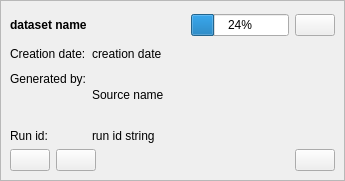
Old version of the form LDMP/gui/WidgetDatasetItem.ui in the repository ConservationInternational/trends.earth.
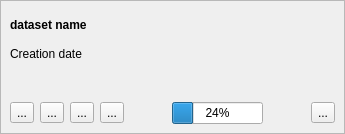
New version of the form. Icons and pictures are not drawn.

The edit to the form file:
```diff
--- a/LDMP/gui/WidgetDatasetItem.ui
+++ b/LDMP/gui/WidgetDatasetItem.ui
@@ -7,7 +7,7 @@
     <x>0</x>
     <y>0</y>
     <width>345</width>
-    <height>181</height>
+    <height>134</height>
    </rect>
   </property>
   <property name="sizePolicy">
@@ -48,8 +48,6 @@
      </property>
      <layout class="QVBoxLayout" name="verticalLayout">
       <item>
-       <layout class="QHBoxLayout" name="horizontalLayout_2">
-        <item>
          <widget class="QLabel" name="name_la">
           <property name="minimumSize">
            <size>
@@ -75,128 +73,70 @@
          </widget>
         </item>
         <item>
-         <spacer name="horizontalSpacer_2">
-          <property name="orientation">
-           <enum>Qt::Horizontal</enum>
-          </property>
-          <property name="sizeHint" stdset="0">
-           <size>
-            <width>40</width>
-            <height>20</height>
-           </size>
-          </property>
-         </spacer>
-        </item>
-        <item>
-         <widget class="QProgressBar" name="progressBar">
-          <property name="value">
-           <number>24</number>
-          </property>
-         </widget>
-        </item>
-        <item>
-         <widget class="QPushButton" name="download_pb">
-          <property name="toolTip">
-           <string>Dataset status</string>
-          </property>
-          <property name="text">
-           <string/>
-          </property>
-         </widget>
-        </item>
-       </layout>
-      </item>
-      <item>
-       <layout class="QFormLayout" name="formLayout">
-        <item row="0" column="0">
-         <widget class="QLabel" name="label_3">
-          <property name="text">
-           <string>Creation date:</string>
-          </property>
-         </widget>
-        </item>
-        <item row="0" column="1">
          <widget class="QLabel" name="creation_date_la">
-          <property name="text">
-           <string>creation date</string>
-          </property>
-          <property name="textInteractionFlags">
-           <set>Qt::LinksAccessibleByMouse|Qt::TextSelectableByKeyboard|Qt::TextSelectableByMouse</set>
-          </property>
-         </widget>
-        </item>
-        <item row="1" column="0">
-         <widget class="QLabel" name="label_5">
+        <property name="toolTip">
+         <string>Creation date</string>
+        </property>
           <property name="text">
-           <string>Generated by:</string>
-          </property>
-         </widget>
-        </item>
-        <item row="1" column="1">
-         <widget class="QLabel" name="generated_by_la">
-          <property name="sizePolicy">
-           <sizepolicy hsizetype="Preferred" vsizetype="Expanding">
-            <horstretch>0</horstretch>
-            <verstretch>0</verstretch>
-           </sizepolicy>
-          </property>
-          <property name="text">
-           <string>Source name</string>
-          </property>
-          <property name="wordWrap">
-           <bool>true</bool>
-          </property>
+         <string>Creation date</string>
+        </property>
           <property name="textInteractionFlags">
            <set>Qt::LinksAccessibleByMouse|Qt::TextSelectableByKeyboard|Qt::TextSelectableByMouse</set>
           </property>
          </widget>
         </item>
-        <item row="2" column="0">
-         <widget class="QLabel" name="label">
-          <property name="text">
-           <string>Run id:</string>
-          </property>
-         </widget>
-        </item>
-        <item row="2" column="1">
-         <widget class="QLabel" name="run_id_la">
-          <property name="text">
-           <string>run id string</string>
-          </property>
-          <property name="textInteractionFlags">
-           <set>Qt::LinksAccessibleByMouse|Qt::TextSelectableByKeyboard|Qt::TextSelectableByMouse</set>
-          </property>
-         </widget>
-        </item>
-       </layout>
+      <item>
+       <spacer name="verticalSpacer">
+        <property name="orientation">
+         <enum>Qt::Vertical</enum>
+        </property>
+        <property name="sizeHint" stdset="0">
+         <size>
+          <width>20</width>
+          <height>18</height>
+         </size>
+        </property>
+       </spacer>
       </item>
       <item>
        <layout class="QHBoxLayout" name="horizontalLayout">
         <item>
-         <widget class="QPushButton" name="add_to_canvas_pb">
+         <widget class="QToolButton" name="download_tb">
           <property name="toolTip">
            <string>Load dataset into QGIS main map area</string>
           </property>
           <property name="text">
-           <string/>
+           <string>...</string>
           </property>
-          <property name="icon">
-           <iconset>
-            <normaloff>../icons/symbologyAdd.svg</normaloff>../icons/symbologyAdd.svg</iconset>
+         </widget>
+        </item>
+        <item>
+         <widget class="QToolButton" name="add_to_canvas_tb">
+          <property name="toolTip">
+           <string>Load dataset onto QGIS map area</string>
           </property>
+          <property name="text">
+           <string>...</string>
+          </property>
          </widget>
         </item>
         <item>
-         <widget class="QPushButton" name="open_details_pb">
+         <widget class="QToolButton" name="open_details_tb">
           <property name="toolTip">
            <string>Click to view dataset details</string>
           </property>
           <property name="text">
-           <string/>
+           <string>...</string>
           </property>
-          <property name="icon">
-           <iconset>
-            <normaloff>../icons/mActionIdentify.svg</normaloff>../icons/mActionIdentify.svg</iconset>
+         </widget>
+        </item>
+        <item>
+         <widget class="QToolButton" name="open_directory_tb">
+          <property name="toolTip">
+           <string>Open dataset directory</string>
+          </property>
+          <property name="text">
+           <string>...</string>
           </property>
          </widget>
         </item>
@@ -214,16 +154,32 @@
          </spacer>
         </item>
         <item>
-         <widget class="QPushButton" name="delete_pb">
+         <widget class="QProgressBar" name="progressBar">
+          <property name="value">
+           <number>24</number>
+          </property>
+         </widget>
+        </item>
+        <item>
+         <spacer name="horizontalSpacer_2">
+          <property name="orientation">
+           <enum>Qt::Horizontal</enum>
+          </property>
+          <property name="sizeHint" stdset="0">
+           <size>
+            <width>40</width>
+            <height>20</height>
+           </size>
+          </property>
+         </spacer>
+        </item>
+        <item>
+         <widget class="QToolButton" name="delete_tb">
           <property name="toolTip">
            <string>Delete dataset</string>
           </property>
           <property name="text">
-           <string/>
-          </property>
-          <property name="icon">
-           <iconset>
-            <normaloff>../icons/mActionDeleteSelected.svg</normaloff>../icons/mActionDeleteSelected.svg</iconset>
+           <string>...</string>
           </property>
          </widget>
         </item>
```
Left out of the diff: 4 changed lines with no effect on the pictures. Lines whose indentation alone changed are shown as unchanged.
